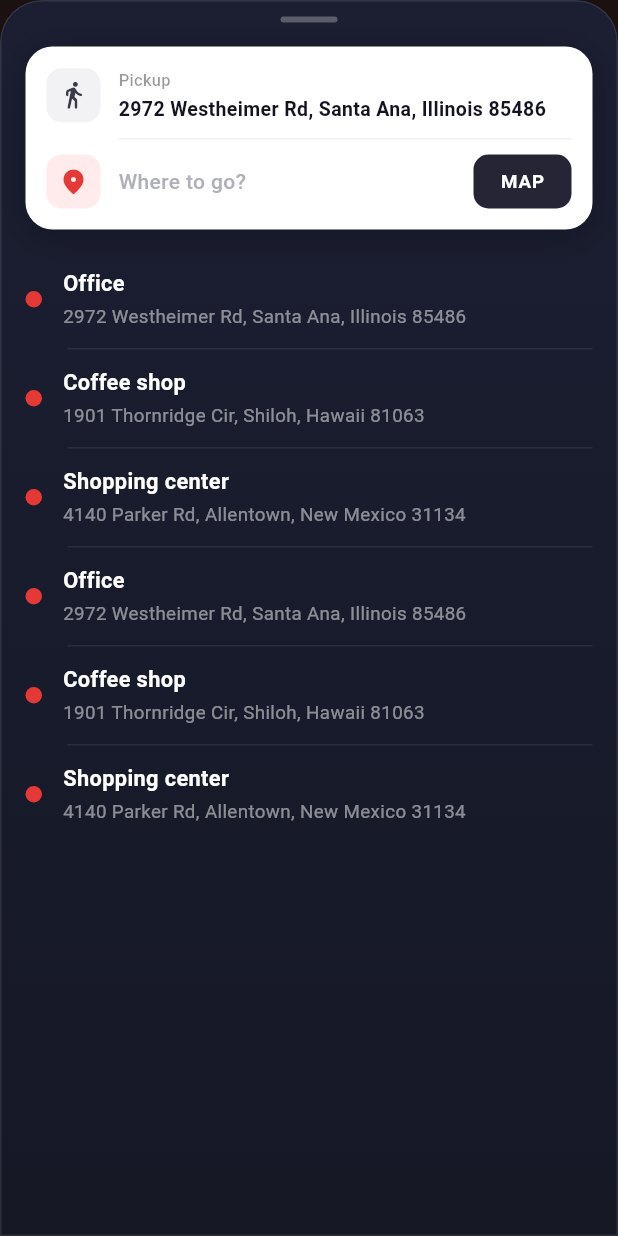
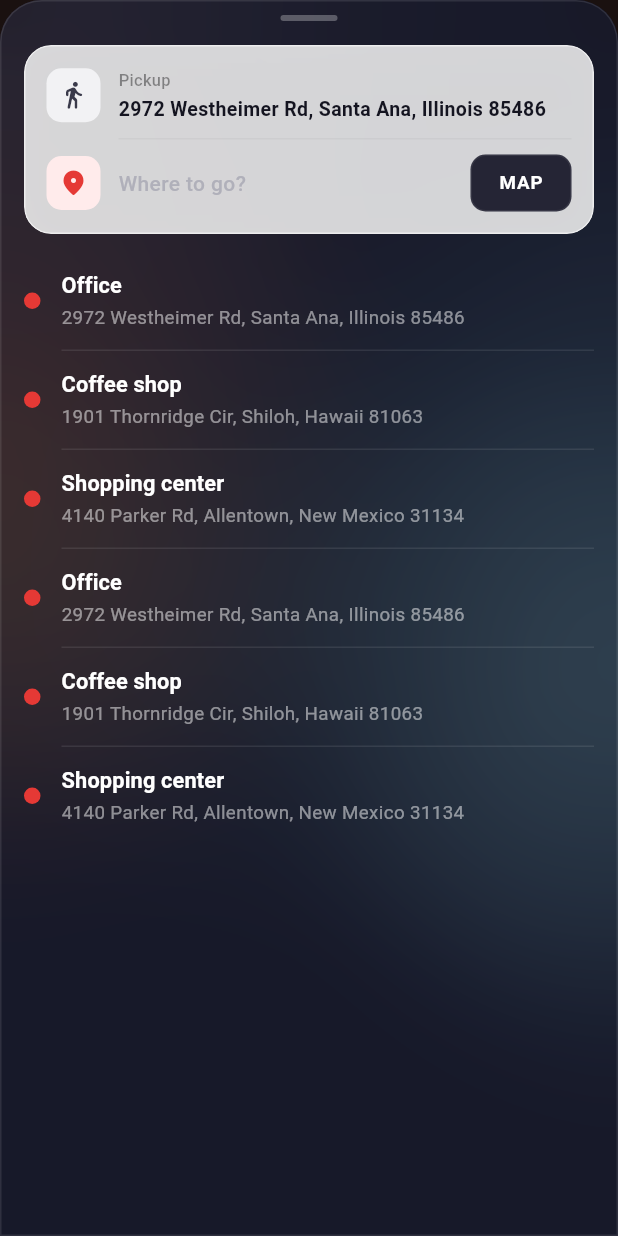
Before and after one commit to JunaidRiaz75/Riden, a Flutter app: the BookingsBottomSheet widget shown alone on an empty page, opened directly with empty values, on a phone screen of 412 x 824 dp. Run offline on Flutter 3.47's test engine with Material 3 defaults, Android fonts, the light colour scheme and no system bars; our stand-ins replace geolocator, get, glassmorphism, google_fonts, google_maps_flutter, image_picker; missing offline and left inert: google_polyline_algorithm; network calls fail.

Commit message:
Final Commit

```diff
--- a/lib/home/your_locations_screen.dart
+++ b/lib/home/your_locations_screen.dart
@@ -1,10 +1,11 @@
 // bookings_bottom_sheet.dart
 // ignore_for_file: deprecated_member_use
 //
-// Place at: lib/bookings/bookings_bottom_sheet.dart
+// Place at: lib/bookings/bookingride_loading.dart
 
 import 'dart:ui';
 import 'package:flutter/material.dart';
+import 'package:riden/theme/app_colors.dart'; // RidenDarkBackground & RidenColors
 
 class BookingsBottomSheet extends StatelessWidget {
   final ScrollController scrollController;
@@ -45,29 +46,47 @@ class BookingsBottomSheet extends StatelessWidget {
         topLeft: Radius.circular(28),
         topRight: Radius.circular(28),
       ),
-      child: BackdropFilter(
-        // ── Key: heavy blur so the map bleeds through dark glass ──────────
-        filter: ImageFilter.blur(sigmaX: 28, sigmaY: 28),
+      child: Stack(
+        fit: StackFit.expand,
+        children: [
+          // ── 1. RidenDarkBackground gradient ──────────────────────────────
+          const RidenDarkBackground(),
+
+          // ── 2. Frosted glass blur over gradient ───────────────────────────
+          BackdropFilter(
+            filter: ImageFilter.blur(sigmaX: 24, sigmaY: 24),
+            child: Container(
+              // Tinted dark glass — tweak opacity to taste (0.30–0.50)
+              color: const Color(0xFF151826).withOpacity(0.45),
+            ),
+          ),
+
+          // ── 3. Top border glow ────────────────────────────────────────────
+          IgnorePointer(
             child: Container(
               decoration: BoxDecoration(
-            // Dark semi-transparent — matches the screenshot exactly
-            gradient: LinearGradient(
-              begin: Alignment.topCenter,
-              end: Alignment.bottomCenter,
-              colors: [
-                const Color(0xFF1C2035).withOpacity(0.93),
-                const Color(0xFF151826).withOpacity(0.96),
-              ],
-            ),
                 borderRadius: const BorderRadius.only(
                   topLeft: Radius.circular(28),
                   topRight: Radius.circular(28),
                 ),
-            border: Border.all(color: Colors.white.withOpacity(0.10), width: 1),
+                border: Border.all(
+                  color: Colors.white.withOpacity(0.10),
+                  width: 1,
+                ),
+              ),
+            ),
+          ),
+
+          // ── 4. Content ────────────────────────────────────────────────────
+          // Wrap in Theme to strip any inherited Divider color (kills yellow lines)
+          Theme(
+            data: Theme.of(context).copyWith(
+              dividerTheme: const DividerThemeData(color: Colors.transparent),
+              dividerColor: Colors.transparent,
             ),
             child: Column(
               children: [
-              // ── Drag handle ────────────────────────────────────────────
+                // Drag handle
                 const SizedBox(height: 10),
                 Center(
                   child: Container(
@@ -81,29 +100,119 @@ class BookingsBottomSheet extends StatelessWidget {
                 ),
                 const SizedBox(height: 16),
 
-              // ── Pickup + Destination white card ────────────────────────
+                // Pickup + Destination card
                 Padding(
                   padding: const EdgeInsets.symmetric(horizontal: 16),
+                  child: const _LocationCard(),
+                ),
+
+                const SizedBox(height: 4),
+
+                // Location list — NO separatorBuilder, padding handles spacing
+                Expanded(
+                  child: ListView.builder(
+                    controller: scrollController,
+                    padding: const EdgeInsets.fromLTRB(16, 8, 16, 24),
+                    itemCount: _locations.length,
+                    itemBuilder: (ctx, i) {
+                      final loc = _locations[i];
+                      return Column(
+                        children: [
+                          Padding(
+                            padding: const EdgeInsets.symmetric(vertical: 12),
+                            child: Row(
+                              crossAxisAlignment: CrossAxisAlignment.center,
+                              children: [
+                                // Red dot
+                                Container(
+                                  width: 11,
+                                  height: 11,
+                                  decoration: const BoxDecoration(
+                                    color: Color(0xFFE53935),
+                                    shape: BoxShape.circle,
+                                  ),
+                                ),
+                                const SizedBox(width: 14),
+                                Expanded(
+                                  child: Column(
+                                    crossAxisAlignment:
+                                        CrossAxisAlignment.start,
+                                    children: [
+                                      Text(
+                                        loc['title']!,
+                                        style: const TextStyle(
+                                          color: Colors.white,
+                                          fontWeight: FontWeight.w700,
+                                          fontSize: 14.5,
+                                          letterSpacing: 0.1,
+                                        ),
+                                      ),
+                                      const SizedBox(height: 2),
+                                      Text(
+                                        loc['address']!,
+                                        style: TextStyle(
+                                          color: Colors.white.withOpacity(0.50),
+                                          fontSize: 12.5,
+                                          fontWeight: FontWeight.w400,
+                                        ),
+                                      ),
+                                    ],
+                                  ),
+                                ),
+                              ],
+                            ),
+                          ),
+                          // Clean single-pixel separator — only between items, not after last
+                          if (i < _locations.length - 1)
+                            Container(
+                              margin: const EdgeInsets.only(left: 25),
+                              height: 1,
+                              color: Colors.white.withOpacity(0.09),
+                            ),
+                        ],
+                      );
+                    },
+                  ),
+                ),
+              ],
+            ),
+          ),
+        ],
+      ),
+    );
+  }
+}
+
+// ─── Pickup + Destination card ────────────────────────────────────────────────
+class _LocationCard extends StatelessWidget {
+  const _LocationCard();
+
+  @override
+  Widget build(BuildContext context) {
+    return ClipRRect(
+      borderRadius: BorderRadius.circular(18),
+      child: BackdropFilter(
+        filter: ImageFilter.blur(sigmaX: 18, sigmaY: 18),
         child: Container(
           decoration: BoxDecoration(
-                    color: Colors.white,
+            color: Colors.white.withOpacity(0.82),
             borderRadius: BorderRadius.circular(18),
+            border: Border.all(color: Colors.white.withOpacity(0.55), width: 1),
             boxShadow: [
               BoxShadow(
-                        color: Colors.black.withOpacity(0.25),
-                        blurRadius: 18,
+                color: Colors.black.withOpacity(0.28),
+                blurRadius: 20,
                 offset: const Offset(0, 4),
               ),
             ],
           ),
           child: Column(
             children: [
-                      // ── Pickup row ─────────────────────────────────────
+              // Pickup row
               Padding(
                 padding: const EdgeInsets.fromLTRB(14, 14, 14, 0),
                 child: Row(
                   children: [
-                            // Walk icon box — light grey
                     Container(
                       width: 36,
                       height: 36,
@@ -149,22 +258,20 @@ class BookingsBottomSheet extends StatelessWidget {
                 ),
               ),
 
-                      // ── Thin divider ───────────────────────────────────
+              // Internal card divider — use Container not Divider widget
               Padding(
                 padding: const EdgeInsets.fromLTRB(62, 10, 14, 10),
-                        child: Divider(
+                child: Container(
                   height: 1,
-                          thickness: 1,
                   color: Colors.grey.withOpacity(0.15),
                 ),
               ),
 
-                      // ── Destination row ────────────────────────────────
+              // Destination row
               Padding(
                 padding: const EdgeInsets.fromLTRB(14, 0, 14, 14),
                 child: Row(
                   children: [
-                            // Red location icon box
                     Container(
                       width: 36,
                       height: 36,
@@ -189,7 +296,7 @@ class BookingsBottomSheet extends StatelessWidget {
                         ),
                       ),
                     ),
-                            // MAP button — dark pill
+                    // MAP button
                     Container(
                       padding: const EdgeInsets.symmetric(
                         horizontal: 18,
@@ -198,6 +305,10 @@ class BookingsBottomSheet extends StatelessWidget {
                       decoration: BoxDecoration(
                         color: const Color(0xFF252535),
                         borderRadius: BorderRadius.circular(10),
+                        border: Border.all(
+                          color: Colors.white.withOpacity(0.08),
+                          width: 1,
+                        ),
                       ),
                       child: const Text(
                         'MAP',
@@ -216,74 +327,6 @@ class BookingsBottomSheet extends StatelessWidget {
           ),
         ),
       ),
-
-              const SizedBox(height: 8),
-
-              // ── Saved locations list — white text on dark glass ────────
-              Expanded(
-                child: ListView.separated(
-                  controller: scrollController,
-                  padding: const EdgeInsets.fromLTRB(16, 6, 16, 24),
-                  itemCount: _locations.length,
-                  separatorBuilder: (_, __) => Padding(
-                    padding: const EdgeInsets.only(left: 28),
-                    child: Divider(
-                      height: 1,
-                      thickness: 1,
-                      color: Colors.white.withOpacity(0.08),
-                    ),
-                  ),
-                  itemBuilder: (ctx, i) {
-                    final loc = _locations[i];
-                    return Padding(
-                      padding: const EdgeInsets.symmetric(vertical: 12),
-                      child: Row(
-                        crossAxisAlignment: CrossAxisAlignment.center,
-                        children: [
-                          // Red circle dot
-                          Container(
-                            width: 11,
-                            height: 11,
-                            decoration: const BoxDecoration(
-                              color: Color(0xFFE53935),
-                              shape: BoxShape.circle,
-                            ),
-                          ),
-                          const SizedBox(width: 14),
-                          Expanded(
-                            child: Column(
-                              crossAxisAlignment: CrossAxisAlignment.start,
-                              children: [
-                                Text(
-                                  loc['title']!,
-                                  style: const TextStyle(
-                                    color: Colors.white,
-                                    fontWeight: FontWeight.w700,
-                                    fontSize: 14.5,
-                                  ),
-                                ),
-                                const SizedBox(height: 2),
-                                Text(
-                                  loc['address']!,
-                                  style: TextStyle(
-                                    color: Colors.white.withOpacity(0.50),
-                                    fontSize: 12.5,
-                                    fontWeight: FontWeight.w400,
-                                  ),
-                                ),
-                              ],
-                            ),
-                          ),
-                        ],
-                      ),
-                    );
-                  },
-                ),
-              ),
-            ],
-          ),
-        ),
-      ),
     );
   }
 }
```
Also changed, not shown: lib/home/home_screen.dart (+124 -76 lines), assets/images/sheet_bg.png (added). Lines whose indentation alone changed are shown as unchanged.
